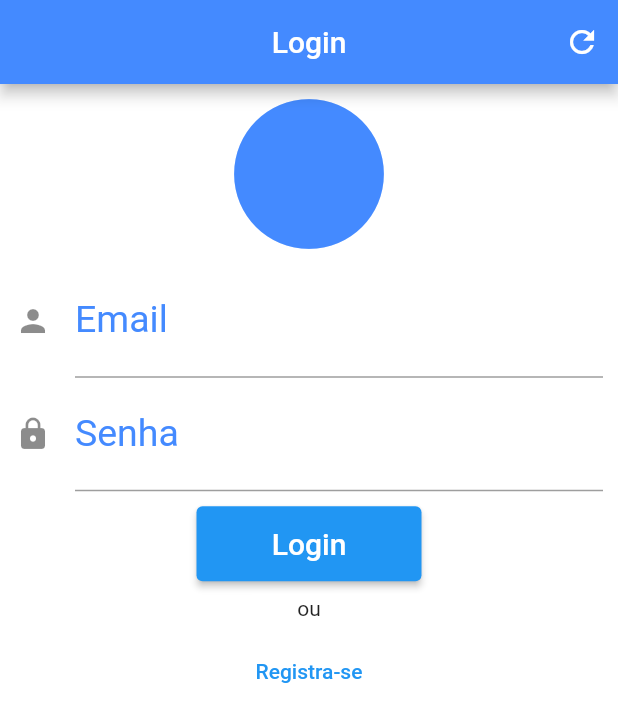
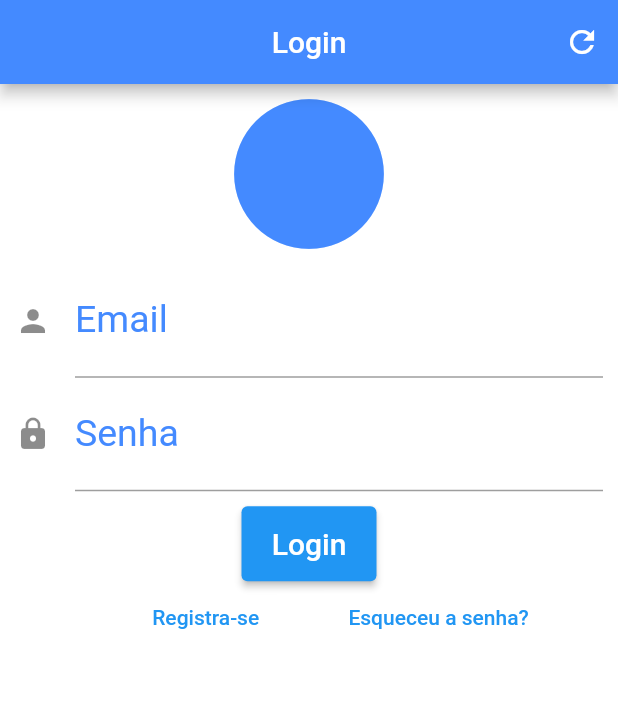
Before and after one commit to Michelletxr/MatchBook-front, a Flutter app: the screen it shows after launch, on a phone screen of 412 x 824 dp. Shown: the top 722 px of the screen. Run offline on Flutter 3.47's test engine with Material 2 defaults, Android fonts, the phone set to English and light mode, and no system bars.

Commit message:
adicionar opção de registrar

```diff
--- a/lib/Login/login.dart
+++ b/lib/Login/login.dart
@@ -79,7 +79,7 @@ class _LoginState extends State<Login> {
                     children: [
                       SizedBox(
                           height: 50.0,
-                          width: 150.0,
+                          width: 90,
                           child: ElevatedButton(
                             onPressed: () {
                               if (_formKey.currentState!.validate()) {
@@ -94,10 +94,23 @@ class _LoginState extends State<Login> {
                                   color: Colors.white, fontSize: 20.0),
                             ),
                           )),
-                      Padding(
-                        padding: const EdgeInsets.only(top: 10.0, bottom: 10.0),
-                        child: Text('ou'),
+                      Row(
+                        mainAxisAlignment: MainAxisAlignment.spaceEvenly,
+                        children: [
+                          TextButton(
+                              style: TextButton.styleFrom(
+                                padding:
+                                    EdgeInsets.fromLTRB(50.0, 3.0, 10.0, 3.0),
                               ),
+                              onPressed: () {
+                                Navigator.push(
+                                    context,
+                                    MaterialPageRoute(
+                                        builder: (context) => Register()
+                                        //Aqui irei colocar a página de register
+                                        ));
+                              },
+                              child: Text("Registra-se")),
                           TextButton(
                               onPressed: () {
                                 Navigator.push(
@@ -107,7 +120,9 @@ class _LoginState extends State<Login> {
                                         //Aqui irei colocar a página de register
                                         ));
                               },
-                          child: Text("Registra-se"))
+                              child: Text("Esqueceu a senha?"))
+                        ],
+                      )
                     ],
                   )),
             ],
```
Also changed, not shown: imagens/logo.png (added). Lines whose indentation alone changed are shown as unchanged.
